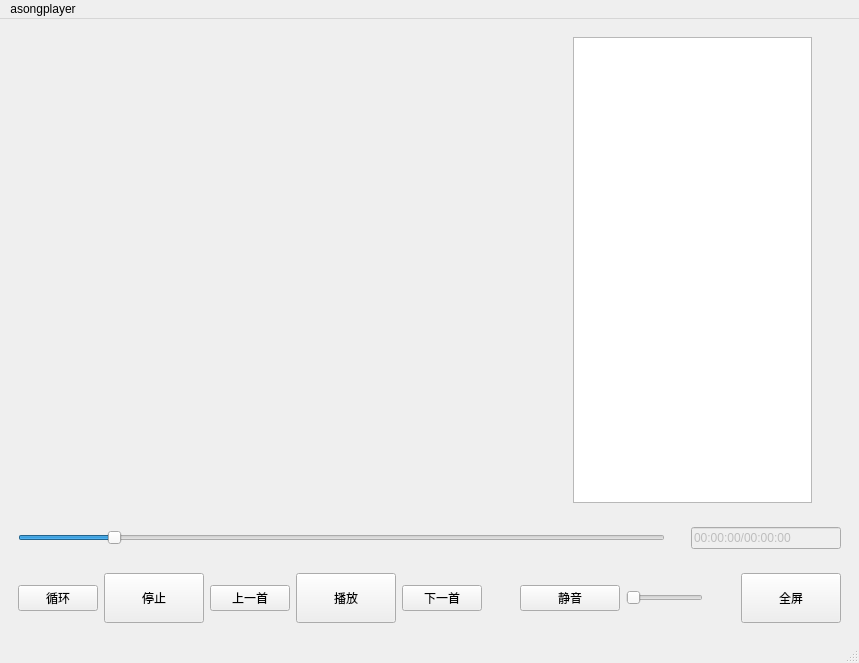
scut-201930340437/ASongPlayer, file MainWindow.ui: the form before one commit.
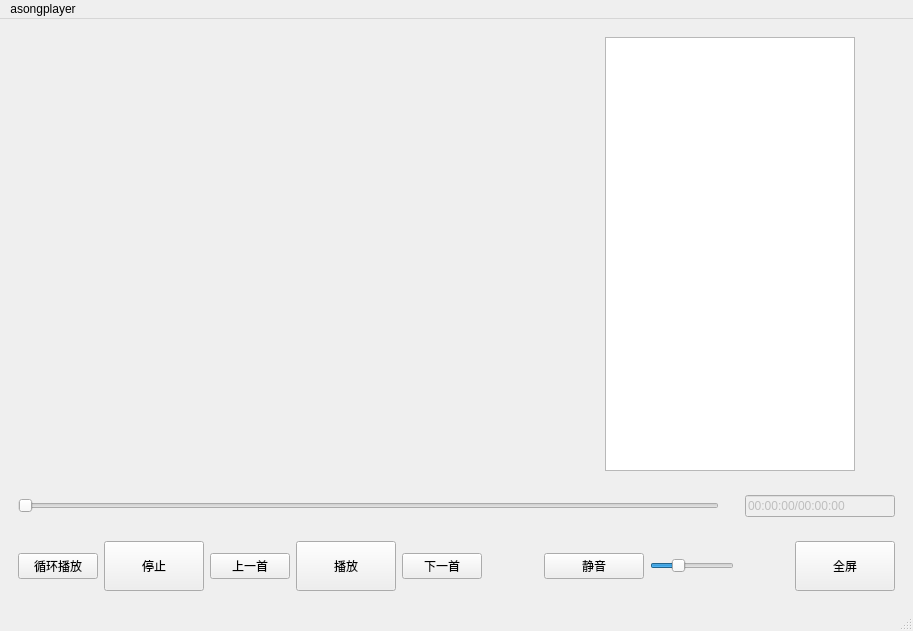
The form after the commit. Custom widgets are drawn as their Qt base class.

```diff
--- a/MainWindow.ui
+++ b/MainWindow.ui
@@ -6,8 +6,8 @@
    <rect>
     <x>0</x>
     <y>0</y>
-    <width>859</width>
-    <height>663</height>
+    <width>913</width>
+    <height>631</height>
    </rect>
   </property>
   <property name="minimumSize">
@@ -144,10 +144,10 @@
           <string notr="true"/>
          </property>
          <property name="pageStep">
-          <number>10</number>
+          <number>0</number>
          </property>
          <property name="value">
-          <number>14</number>
+          <number>0</number>
          </property>
          <property name="tracking">
           <bool>true</bool>
@@ -198,7 +198,7 @@
        <item>
         <widget class="QPushButton" name="playmode_button">
          <property name="text">
-          <string>循环</string>
+          <string>循环播放</string>
          </property>
         </widget>
        </item>
@@ -300,8 +300,14 @@
          <property name="styleSheet">
           <string notr="true"/>
          </property>
+         <property name="pageStep">
+          <number>0</number>
+         </property>
+         <property name="value">
+          <number>30</number>
+         </property>
          <property name="sliderPosition">
-          <number>0</number>
+          <number>30</number>
          </property>
          <property name="orientation">
           <enum>Qt::Horizontal</enum>
@@ -347,7 +353,7 @@
     <rect>
      <x>0</x>
      <y>0</y>
-     <width>859</width>
+     <width>913</width>
      <height>26</height>
     </rect>
    </property>
```
Left out of the diff: 3 changed lines with no effect on the pictures.
